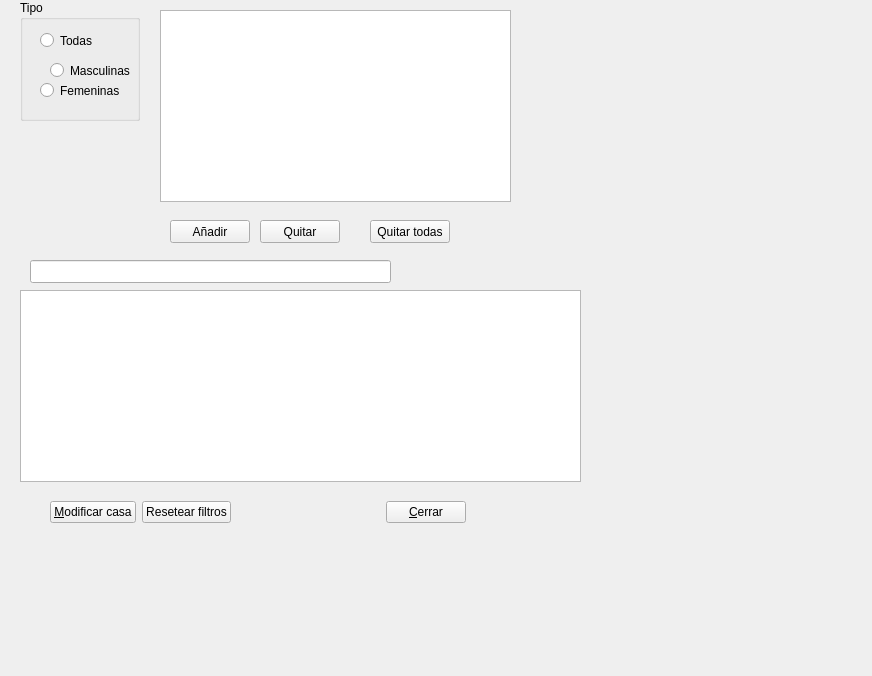
Old version of the form gui/dlggestioncasas.ui in the repository rogorido/qtpredicadores.
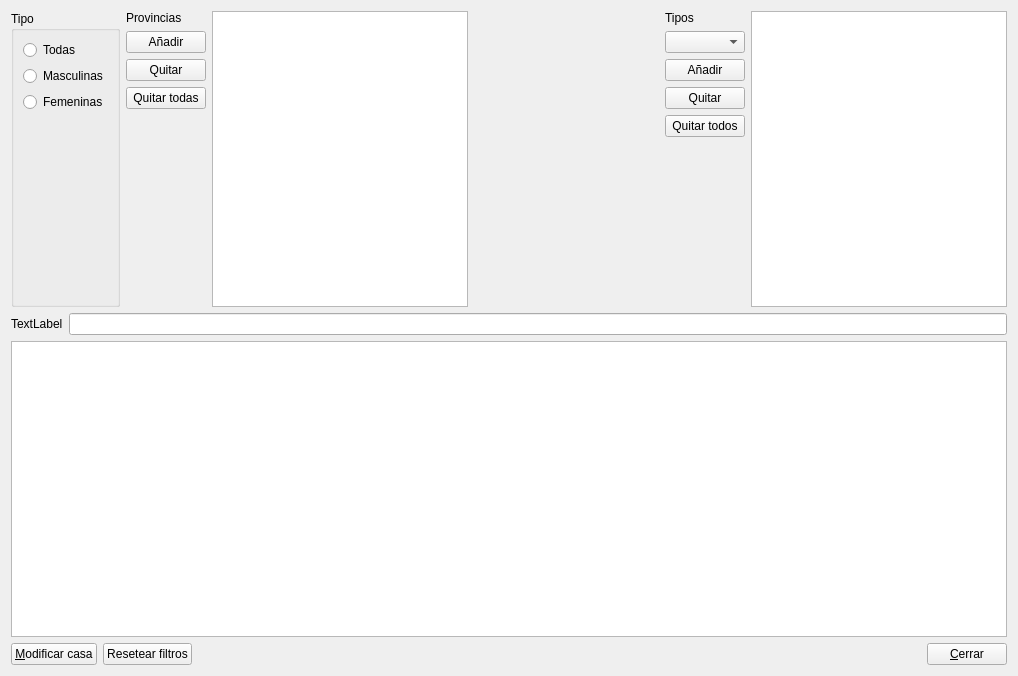
New version of the form. Icons and pictures are not drawn.

Commit message: Filtrar por tipo de convento, casa, etc.

Diff of the .ui file:
```diff
--- a/gui/dlggestioncasas.ui
+++ b/gui/dlggestioncasas.ui
@@ -6,7 +6,7 @@
    <rect>
     <x>0</x>
     <y>0</y>
-    <width>872</width>
+    <width>1018</width>
     <height>676</height>
    </rect>
   </property>
@@ -17,87 +17,188 @@
    <iconset resource="../icons.qrc">
     <normaloff>:/icons/icons/christianity.png</normaloff>:/icons/icons/christianity.png</iconset>
   </property>
-  <widget class="QTableView" name="twCasas">
-   <property name="geometry">
-    <rect>
-     <x>20</x>
-     <y>290</y>
-     <width>561</width>
-     <height>192</height>
-    </rect>
-   </property>
-  </widget>
-  <widget class="QLineEdit" name="txtFiltro">
-   <property name="geometry">
-    <rect>
-     <x>30</x>
-     <y>260</y>
-     <width>361</width>
-     <height>23</height>
-    </rect>
-   </property>
-  </widget>
+  <layout class="QVBoxLayout" name="verticalLayout_5">
+   <item>
+    <layout class="QHBoxLayout" name="horizontalLayout_2">
+     <item>
   <widget class="QGroupBox" name="groupBox">
-   <property name="geometry">
-    <rect>
-     <x>20</x>
-     <y>0</y>
-     <width>120</width>
-     <height>121</height>
-    </rect>
-   </property>
    <property name="title">
     <string>Tipo</string>
    </property>
+       <layout class="QVBoxLayout" name="verticalLayout_4">
+        <item>
+         <layout class="QVBoxLayout" name="verticalLayout_3">
+          <item>
    <widget class="QRadioButton" name="rbTodas">
-    <property name="geometry">
-     <rect>
-      <x>20</x>
-      <y>30</y>
-      <width>99</width>
-      <height>21</height>
-     </rect>
-    </property>
     <property name="text">
      <string>Todas</string>
     </property>
    </widget>
+          </item>
+          <item>
    <widget class="QRadioButton" name="rbMasculinas">
-    <property name="geometry">
-     <rect>
-      <x>30</x>
-      <y>60</y>
-      <width>99</width>
-      <height>21</height>
-     </rect>
-    </property>
     <property name="text">
      <string>Masculinas</string>
     </property>
    </widget>
+          </item>
+          <item>
    <widget class="QRadioButton" name="rbFemeninas">
-    <property name="geometry">
-     <rect>
-      <x>20</x>
-      <y>80</y>
-      <width>99</width>
-      <height>21</height>
-     </rect>
-    </property>
     <property name="text">
      <string>Femeninas</string>
     </property>
    </widget>
-  </widget>
-  <widget class="QWidget" name="layoutWidget">
-   <property name="geometry">
-    <rect>
-     <x>50</x>
-     <y>500</y>
-     <width>416</width>
-     <height>25</height>
-    </rect>
-   </property>
+          </item>
+          <item>
+           <spacer name="verticalSpacer_3">
+            <property name="orientation">
+             <enum>Qt::Vertical</enum>
+            </property>
+            <property name="sizeHint" stdset="0">
+             <size>
+              <width>20</width>
+              <height>40</height>
+             </size>
+            </property>
+           </spacer>
+          </item>
+         </layout>
+        </item>
+       </layout>
+      </widget>
+     </item>
+     <item>
+      <layout class="QVBoxLayout" name="verticalLayout_2">
+       <item>
+        <widget class="QLabel" name="label_2">
+         <property name="text">
+          <string>Provincias</string>
+         </property>
+        </widget>
+       </item>
+       <item>
+        <widget class="QPushButton" name="btAnadirProvincia">
+         <property name="text">
+          <string>Añadir</string>
+         </property>
+        </widget>
+       </item>
+       <item>
+        <widget class="QPushButton" name="btQuitarProvincia">
+         <property name="text">
+          <string>Quitar</string>
+         </property>
+        </widget>
+       </item>
+       <item>
+        <widget class="QPushButton" name="btQuitarTodasProvincias">
+         <property name="text">
+          <string>Quitar todas</string>
+         </property>
+        </widget>
+       </item>
+       <item>
+        <spacer name="verticalSpacer_2">
+         <property name="orientation">
+          <enum>Qt::Vertical</enum>
+         </property>
+         <property name="sizeHint" stdset="0">
+          <size>
+           <width>20</width>
+           <height>40</height>
+          </size>
+         </property>
+        </spacer>
+       </item>
+      </layout>
+     </item>
+     <item>
+      <widget class="QListWidget" name="lwProvincias"/>
+     </item>
+     <item>
+      <spacer name="horizontalSpacer_2">
+       <property name="orientation">
+        <enum>Qt::Horizontal</enum>
+       </property>
+       <property name="sizeHint" stdset="0">
+        <size>
+         <width>40</width>
+         <height>20</height>
+        </size>
+       </property>
+      </spacer>
+     </item>
+     <item>
+      <layout class="QVBoxLayout" name="verticalLayout">
+       <item>
+        <widget class="QLabel" name="label_3">
+         <property name="text">
+          <string>Tipos</string>
+         </property>
+        </widget>
+       </item>
+       <item>
+        <widget class="QComboBox" name="cbTipos"/>
+       </item>
+       <item>
+        <widget class="QPushButton" name="btAnadirTipo">
+         <property name="text">
+          <string>Añadir</string>
+         </property>
+        </widget>
+       </item>
+       <item>
+        <widget class="QPushButton" name="btQuitarTipo">
+         <property name="text">
+          <string>Quitar</string>
+         </property>
+        </widget>
+       </item>
+       <item>
+        <widget class="QPushButton" name="btQuitarTiposTodos">
+         <property name="text">
+          <string>Quitar todos</string>
+         </property>
+        </widget>
+       </item>
+       <item>
+        <spacer name="verticalSpacer">
+         <property name="orientation">
+          <enum>Qt::Vertical</enum>
+         </property>
+         <property name="sizeHint" stdset="0">
+          <size>
+           <width>20</width>
+           <height>40</height>
+          </size>
+         </property>
+        </spacer>
+       </item>
+      </layout>
+     </item>
+     <item>
+      <widget class="QListWidget" name="lwTipos"/>
+     </item>
+    </layout>
+   </item>
+   <item>
+    <layout class="QHBoxLayout" name="horizontalLayout_3">
+     <item>
+      <widget class="QLabel" name="label">
+       <property name="text">
+        <string>TextLabel</string>
+       </property>
+      </widget>
+     </item>
+     <item>
+      <widget class="QLineEdit" name="txtFiltro"/>
+     </item>
+    </layout>
+   </item>
+   <item>
+    <widget class="QTableView" name="twCasas"/>
+   </item>
+   <item>
    <layout class="QHBoxLayout" name="horizontalLayout">
     <item>
      <widget class="QPushButton" name="btModificar">
@@ -134,56 +235,8 @@
      </widget>
     </item>
    </layout>
-  </widget>
-  <widget class="QListWidget" name="lwProvincias">
-   <property name="geometry">
-    <rect>
-     <x>160</x>
-     <y>10</y>
-     <width>351</width>
-     <height>192</height>
-    </rect>
-   </property>
-  </widget>
-  <widget class="QPushButton" name="btAnadirProvincia">
-   <property name="geometry">
-    <rect>
-     <x>170</x>
-     <y>220</y>
-     <width>80</width>
-     <height>23</height>
-    </rect>
-   </property>
-   <property name="text">
-    <string>Añadir</string>
-   </property>
-  </widget>
-  <widget class="QPushButton" name="btQuitarProvincia">
-   <property name="geometry">
-    <rect>
-     <x>260</x>
-     <y>220</y>
-     <width>80</width>
-     <height>23</height>
-    </rect>
-   </property>
-   <property name="text">
-    <string>Quitar</string>
-   </property>
-  </widget>
-  <widget class="QPushButton" name="btQuitarTodasProvincias">
-   <property name="geometry">
-    <rect>
-     <x>370</x>
-     <y>220</y>
-     <width>80</width>
-     <height>23</height>
-    </rect>
-   </property>
-   <property name="text">
-    <string>Quitar todas</string>
-   </property>
-  </widget>
+   </item>
+  </layout>
  </widget>
  <resources>
   <include location="../icons.qrc"/>
```
Lines whose indentation alone changed are shown as unchanged. The commit also changes 2 other files.
